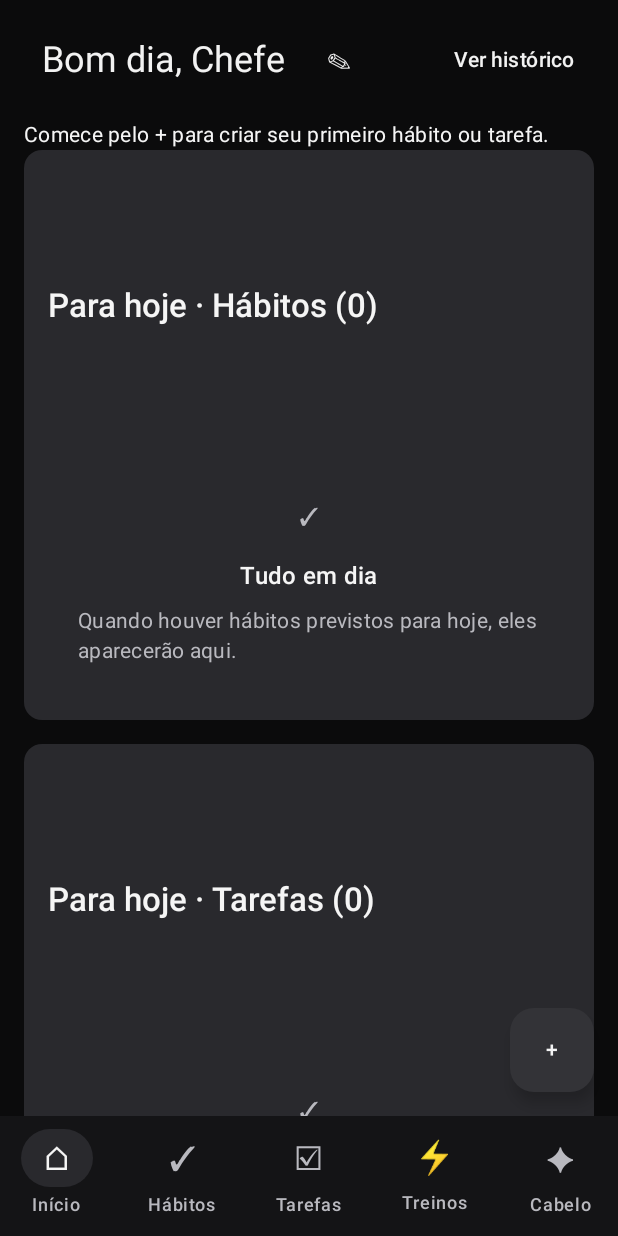
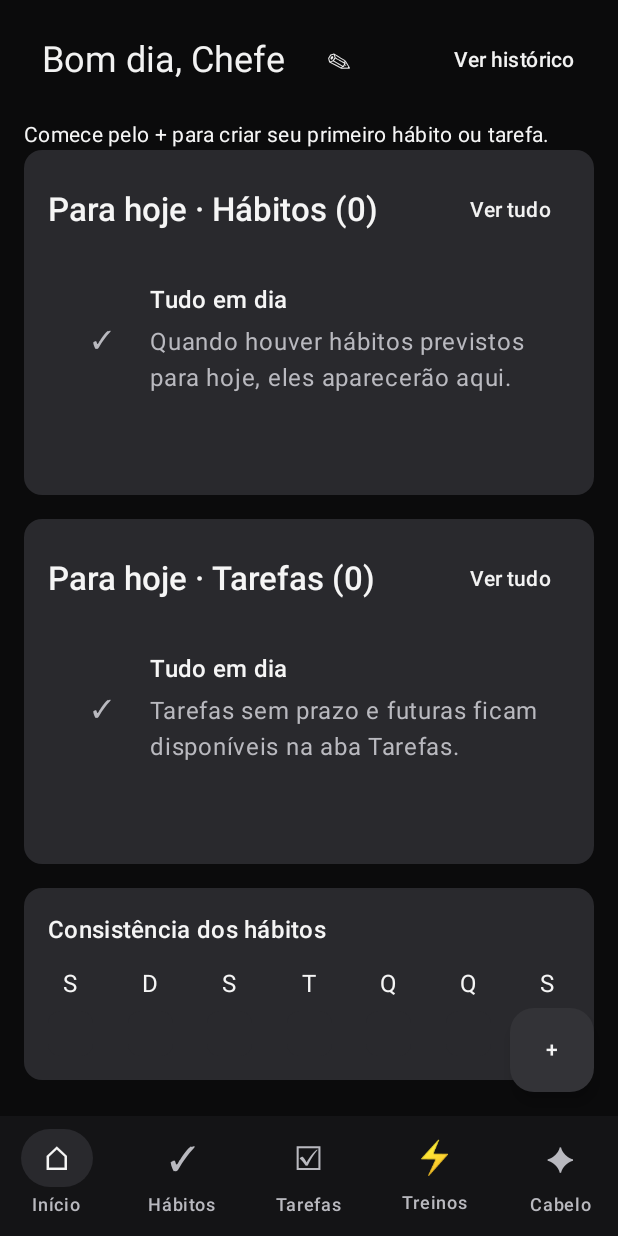
Before and after one commit to dvsalvaya/EGO-Mobile, an Android app built with Jetpack Compose: the screen it shows after launch (MainActivity), on a phone screen of 412 x 824 dp. Run offline under Robolectric (Android 15) with nearby library versions, the phone set to English and light mode, and no system bars; our stand-ins replace Room's generated code.

Commit message:
fix(spec9): compact empty home cards

```diff
--- a/app/src/main/java/com/ego/mobile/feature/home/components/PriorityTasksCard.kt
+++ b/app/src/main/java/com/ego/mobile/feature/home/components/PriorityTasksCard.kt
@@ -1,11 +1,18 @@
 package com.ego.mobile.feature.home.components
 
 import androidx.compose.foundation.layout.Arrangement
+import androidx.compose.foundation.layout.Box
 import androidx.compose.foundation.layout.Column
 import androidx.compose.foundation.layout.Row
+import androidx.compose.foundation.layout.fillMaxSize
+import androidx.compose.foundation.layout.height
 import androidx.compose.foundation.layout.fillMaxWidth
 import androidx.compose.foundation.layout.padding
 import androidx.compose.foundation.clickable
+import androidx.compose.foundation.layout.requiredHeightIn
+import androidx.compose.foundation.layout.size
+import androidx.compose.foundation.rememberScrollState
+import androidx.compose.foundation.verticalScroll
 import androidx.compose.material3.Button
 import androidx.compose.material3.Card
 import androidx.compose.material3.MaterialTheme
@@ -13,10 +20,13 @@ import androidx.compose.material3.Text
 import androidx.compose.runtime.Composable
 import androidx.compose.ui.Alignment
 import androidx.compose.ui.Modifier
+import androidx.compose.ui.platform.LocalDensity
+import androidx.compose.ui.platform.testTag
+import androidx.compose.ui.semantics.contentDescription
+import androidx.compose.ui.semantics.semantics
 import androidx.compose.ui.text.font.FontWeight
 import androidx.compose.ui.unit.dp
 import com.ego.mobile.domain.model.Task
-import com.ego.mobile.feature.common.EmptyState
 import com.ego.mobile.feature.common.SectionHeader
 import java.time.Instant
 import java.time.ZoneId
@@ -32,24 +42,22 @@ fun PriorityTasksCard(
     onTaskSelected: (Task) -> Unit = {},
     modifier: Modifier = Modifier,
 ) {
-    Card(modifier = modifier.fillMaxWidth()) {
-        Column(
-            modifier = Modifier.padding(16.dp),
-            verticalArrangement = Arrangement.spacedBy(12.dp),
-        ) {
-            Row(Modifier.fillMaxWidth(), horizontalArrangement = Arrangement.SpaceBetween, verticalAlignment = Alignment.CenterVertically) {
-                SectionHeader(title = "Para hoje · Tarefas ($totalCount)")
-                androidx.compose.material3.TextButton(onClick = onOpenAll) { Text("Ver tudo") }
+    val emptyCardHeight = if (LocalDensity.current.fontScale >= 1.25f) 300.dp else 230.dp
+    Card(modifier = modifier.fillMaxWidth().then(if (tasks.isEmpty()) Modifier.height(emptyCardHeight) else Modifier).testTag("home_today_tasks_card")) {
+        if (tasks.isEmpty()) {
+            Box(Modifier.fillMaxSize()) {
+                Column(
+                    modifier = Modifier.align(Alignment.TopStart).fillMaxWidth()
+                        .verticalScroll(rememberScrollState()).padding(16.dp),
+                    verticalArrangement = Arrangement.spacedBy(12.dp),
+                ) {
+                    TasksSummaryHeader(totalCount, onOpenAll)
+                    CompactTasksEmptyState()
+                }
             }
-            if (tasks.isEmpty()) {
-                EmptyState(
-                    title = "Tudo em dia",
-                    message = "Tarefas sem prazo e futuras ficam disponíveis na aba Tarefas.",
-                    modifier = Modifier.fillMaxWidth(),
-                    icon = { Text("✓", color = MaterialTheme.colorScheme.onSurfaceVariant) },
-                    iconContentDescription = "Sem pendências",
-                )
-            } else {
+        } else {
+            Column(modifier = Modifier.padding(16.dp), verticalArrangement = Arrangement.spacedBy(12.dp)) {
+                TasksSummaryHeader(totalCount, onOpenAll)
                 tasks.forEach { task ->
                     val overdue = task.isOverdue(nowMillis)
                     Row(
@@ -85,6 +93,31 @@ fun PriorityTasksCard(
     }
 }
 
+@Composable
+private fun TasksSummaryHeader(totalCount: Int, onOpenAll: () -> Unit) {
+    Row(Modifier.fillMaxWidth().requiredHeightIn(max = 80.dp), horizontalArrangement = Arrangement.SpaceBetween, verticalAlignment = Alignment.CenterVertically) {
+        SectionHeader(title = "Para hoje · Tarefas ($totalCount)", modifier = Modifier.weight(1f))
+        androidx.compose.material3.TextButton(onClick = onOpenAll) { Text("Ver tudo") }
+    }
+}
+
+@Composable
+private fun CompactTasksEmptyState() {
+    Row(
+        modifier = Modifier.fillMaxWidth().padding(horizontal = 16.dp, vertical = 12.dp).requiredHeightIn(max = 140.dp),
+        horizontalArrangement = Arrangement.spacedBy(12.dp),
+        verticalAlignment = Alignment.CenterVertically,
+    ) {
+        Box(Modifier.size(40.dp).semantics { contentDescription = "Sem pendências" }, contentAlignment = Alignment.Center) {
+            Text("✓", color = MaterialTheme.colorScheme.onSurfaceVariant)
+        }
+        Column(verticalArrangement = Arrangement.spacedBy(4.dp)) {
+            Text("Tudo em dia", style = MaterialTheme.typography.titleMedium)
+            Text("Tarefas sem prazo e futuras ficam disponíveis na aba Tarefas.", color = MaterialTheme.colorScheme.onSurfaceVariant)
+        }
+    }
+}
+
 private fun Long.toLocalDate() = Instant.ofEpochMilli(this)
     .atZone(ZoneId.of("America/Sao_Paulo"))
     .toLocalDate()
--- a/app/src/main/java/com/ego/mobile/feature/home/components/TodayHabitsSummaryCard.kt
+++ b/app/src/main/java/com/ego/mobile/feature/home/components/TodayHabitsSummaryCard.kt
@@ -1,11 +1,18 @@
 package com.ego.mobile.feature.home.components
 
 import androidx.compose.foundation.layout.Arrangement
+import androidx.compose.foundation.layout.Box
 import androidx.compose.foundation.layout.Column
 import androidx.compose.foundation.layout.Row
+import androidx.compose.foundation.layout.fillMaxSize
+import androidx.compose.foundation.layout.height
+import androidx.compose.foundation.layout.requiredHeightIn
 import androidx.compose.foundation.layout.fillMaxWidth
 import androidx.compose.foundation.layout.padding
+import androidx.compose.foundation.layout.size
 import androidx.compose.foundation.clickable
+import androidx.compose.foundation.rememberScrollState
+import androidx.compose.foundation.verticalScroll
 import androidx.compose.material3.Button
 import androidx.compose.material3.Card
 import androidx.compose.material3.MaterialTheme
@@ -13,12 +20,14 @@ import androidx.compose.material3.Text
 import androidx.compose.runtime.Composable
 import androidx.compose.ui.Alignment
 import androidx.compose.ui.Modifier
+import androidx.compose.ui.platform.LocalDensity
 import androidx.compose.ui.platform.testTag
+import androidx.compose.ui.semantics.contentDescription
+import androidx.compose.ui.semantics.semantics
 import androidx.compose.ui.text.font.FontWeight
 import androidx.compose.ui.unit.dp
 import com.ego.mobile.domain.model.HabitOccurrenceStatus
 import com.ego.mobile.domain.model.HomeSummary
-import com.ego.mobile.feature.common.EmptyState
 import com.ego.mobile.feature.common.SectionHeader
 
 @Composable
@@ -31,24 +40,22 @@ fun TodayHabitsSummaryCard(
     onHabitSelected: (HomeSummary.TodayHabit) -> Unit = {},
     modifier: Modifier = Modifier,
 ) {
-    Card(modifier = modifier.fillMaxWidth()) {
-        Column(
-            modifier = Modifier.padding(16.dp),
-            verticalArrangement = Arrangement.spacedBy(12.dp),
-        ) {
-            Row(Modifier.fillMaxWidth(), horizontalArrangement = Arrangement.SpaceBetween, verticalAlignment = Alignment.CenterVertically) {
-                SectionHeader(title = "Para hoje · Hábitos ($totalCount)")
-                androidx.compose.material3.TextButton(onClick = onOpenAll) { Text("Ver tudo") }
+    val emptyCardHeight = if (LocalDensity.current.fontScale >= 1.25f) 300.dp else 230.dp
+    Card(modifier = modifier.fillMaxWidth().then(if (habits.isEmpty()) Modifier.height(emptyCardHeight) else Modifier).testTag("home_today_habits_card")) {
+        if (habits.isEmpty()) {
+            Box(Modifier.fillMaxSize()) {
+                Column(
+                    modifier = Modifier.align(Alignment.TopStart).fillMaxWidth()
+                        .verticalScroll(rememberScrollState()).padding(16.dp),
+                    verticalArrangement = Arrangement.spacedBy(12.dp),
+                ) {
+                    HabitsSummaryHeader(totalCount, onOpenAll)
+                    CompactHabitsEmptyState()
+                }
             }
-            if (habits.isEmpty()) {
-                EmptyState(
-                    title = "Tudo em dia",
-                    message = "Quando houver hábitos previstos para hoje, eles aparecerão aqui.",
-                    modifier = Modifier.fillMaxWidth(),
-                    icon = { Text("✓", color = MaterialTheme.colorScheme.onSurfaceVariant) },
-                    iconContentDescription = "Sem pendências",
-                )
-            } else {
+        } else {
+            Column(modifier = Modifier.padding(16.dp), verticalArrangement = Arrangement.spacedBy(12.dp)) {
+                HabitsSummaryHeader(totalCount, onOpenAll)
                 habits.forEach { habit ->
                     Row(
                         modifier = Modifier.fillMaxWidth().clickable { onHabitSelected(habit) },
@@ -88,3 +95,28 @@ fun TodayHabitsSummaryCard(
         }
     }
 }
+
+@Composable
+private fun HabitsSummaryHeader(totalCount: Int, onOpenAll: () -> Unit) {
+    Row(Modifier.fillMaxWidth().requiredHeightIn(max = 80.dp), horizontalArrangement = Arrangement.SpaceBetween, verticalAlignment = Alignment.CenterVertically) {
+        SectionHeader(title = "Para hoje · Hábitos ($totalCount)", modifier = Modifier.weight(1f))
+        androidx.compose.material3.TextButton(onClick = onOpenAll) { Text("Ver tudo") }
+    }
+}
+
+@Composable
+private fun CompactHabitsEmptyState() {
+    Row(
+        modifier = Modifier.fillMaxWidth().padding(horizontal = 16.dp, vertical = 12.dp).requiredHeightIn(max = 140.dp),
+        horizontalArrangement = Arrangement.spacedBy(12.dp),
+        verticalAlignment = Alignment.CenterVertically,
+    ) {
+        Box(Modifier.size(40.dp).semantics { contentDescription = "Sem pendências" }, contentAlignment = Alignment.Center) {
+            Text("✓", color = MaterialTheme.colorScheme.onSurfaceVariant)
+        }
+        Column(verticalArrangement = Arrangement.spacedBy(4.dp)) {
+            Text("Tudo em dia", style = MaterialTheme.typography.titleMedium)
+            Text("Quando houver hábitos previstos para hoje, eles aparecerão aqui.", color = MaterialTheme.colorScheme.onSurfaceVariant)
+        }
+    }
+}
```
Also changed, not shown: 7 other files.
